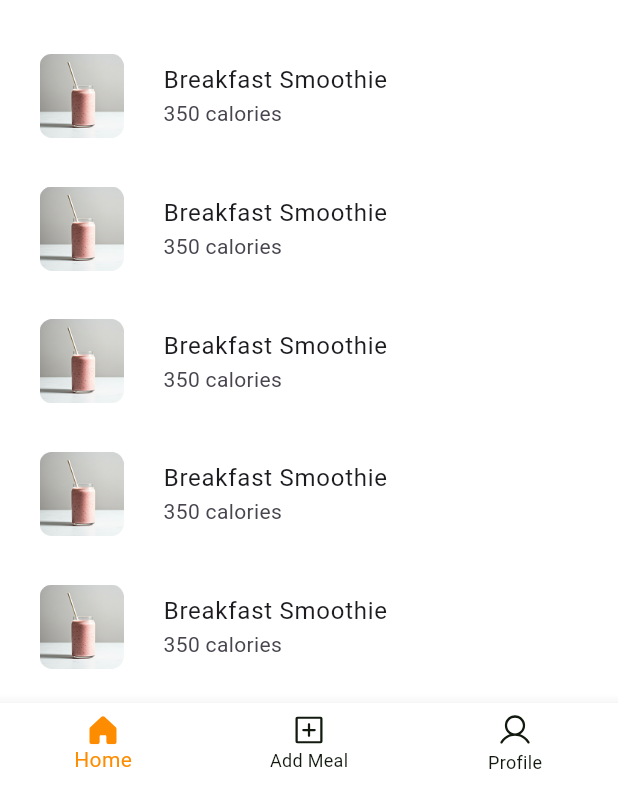
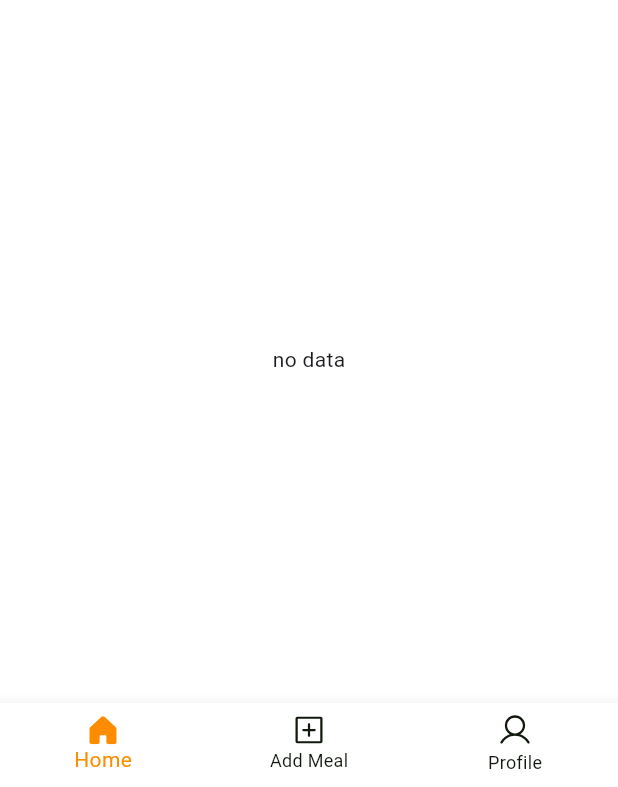
Before and after one commit to MahmoudAhmed121/meals_app2, a Flutter app: the screen it shows after launch, after a tap on "Skip", on a phone screen of 412 x 824 dp, the part 449-1236 px from its top. Run offline on Flutter 3.47's test engine with Material 3 defaults, Android fonts, the phone set to English and light mode, and no system bars; drawn by our look-alikes of carousel_slider, dots_indicator; our stand-ins replace cached_network_image, easy_localization, flutter_screenutil, flutter_svg, lottie, shared_preferences and 1 more; accounts and stored records are empty.

Commit message:
feat: Update dependencies and enhance UI components
- Added new dependencies for cached_network_image, path_provider, and others in pubspec.lock.
- Updated pubspec.yaml to include cached_network_image for image loading.
- Refactored HomeScreen to utilize CachedNetworkImage for meal images.
- Enhanced AddMealScreen with improved UI elements and localization support.
- Updated HomeLayout to reflect new screen structure and navigation.
- Improved meal model with toMap method for better data handling.

```diff
--- a/lib/features/home/data/meal_model.dart
+++ b/lib/features/home/data/meal_model.dart
@@ -6,13 +6,25 @@ class MealModel {
   final String time;
   final double rate;
 
-  MealModel(
-      {required this.name,
-      required this.imageUrl,
-      required this.description,
-      required this.calories,
-      required this.time,
-      required this.rate});
+  MealModel({
+    required this.name,
+    required this.imageUrl,
+    required this.description,
+    required this.calories,
+    required this.time,
+    required this.rate,
+  });
+
+  factory MealModel.fromMap(Map<String, dynamic> map) {
+    return MealModel(
+      name: map['name'],
+      imageUrl: map['imageUrl'],
+      description: map['description'],
+      calories: map['calories'],
+      time: map['time'],
+      rate: map['rate'],
+    );
+  }
 
   Map<String, dynamic> toMap() {
     return {
@@ -24,15 +36,4 @@ class MealModel {
       'rate': rate,
     };
   }
-
-  factory MealModel.fromMap(Map<String, dynamic> map) {
-    return MealModel(
-      name: map['name'],
-      imageUrl: map['imageUrl'],
-      description: map['description'],
-      calories: map['calories'],
-      time: map['time'],
-      rate: map['rate'],
-    );
-  }
 }
--- a/lib/features/home/home_screen.dart
+++ b/lib/features/home/home_screen.dart
@@ -1,9 +1,13 @@
+import 'dart:developer';
+
+import 'package:cached_network_image/cached_network_image.dart';
 import 'package:carousel_slider/carousel_slider.dart';
 import 'package:dots_indicator/dots_indicator.dart';
 import 'package:easy_localization/easy_localization.dart';
 import 'package:flutter/material.dart';
 import 'package:flutter_screenutil/flutter_screenutil.dart';
 import 'package:meals_app/core/app_color.dart';
+import 'package:meals_app/features/home/data/db_helper.dart';
 
 class HomeScreen extends StatefulWidget {
   const HomeScreen({super.key});
@@ -19,7 +23,6 @@ class _HomeScreenState extends State<HomeScreen> {
     'assets/pngs/two.png',
     'assets/pngs/three.png',
   ];
-
 
   @override
   Widget build(BuildContext context) {
@@ -94,22 +97,64 @@ class _HomeScreenState extends State<HomeScreen> {
               ),
             ),
             Expanded(
-              child: ListView.builder(
+              child: FutureBuilder(
+                future: DatabaseHelper.instance.getMeals(),
+                builder: (context, snapshot) {
+                  if (snapshot.connectionState == ConnectionState.waiting) {
+                    log('waiting');
+                    return const Center(child: CircularProgressIndicator());
+                  } else if (snapshot.hasData) {
+                    log('has data');
+                    if (snapshot.data!.isEmpty) {
+                      return Center(child: Text('no data'));
+                    }
+
+                    return ListView.builder(
                       padding: EdgeInsets.symmetric(vertical: 16.w),
-                itemCount: 15,
+                      itemCount: snapshot.data!.length,
                       itemBuilder: (context, index) {
                         return Padding(
                           padding: EdgeInsets.only(bottom: 15.w),
                           child: ListTile(
-                      leading: Image.asset(
+                            leading: ClipRRect(
+                              borderRadius: BorderRadius.circular(12.r),
+                              child: SizedBox(
+                                width: 100.w,
+                                height: 100.h,
+                                child: CachedNetworkImage(
+                                  fit: BoxFit.cover,
+                                  imageUrl: snapshot.data![index].imageUrl,
+                                  placeholder: (context, url) => Container(
+                                    width: 100.w,
+                                    height: 100.h,
+                                    decoration: BoxDecoration(
+                                      color: Colors.grey,
+                                      borderRadius: BorderRadius.circular(12.r),
+                                    ),
+                                  ),
+                                  errorWidget: (context, url, error) =>
+                                      Image.asset(
                                         'assets/pngs/meal.png',
-                        width: 70.w,
-                        height: 70.h,
+                                        width: 100.w,
+                                        height: 100.h,
+                                        fit: BoxFit.cover,
                                       ),
-                      title: Text('Breakfast Smoothie'),
-                      subtitle: Text('350 calories'),
+                                ),
+                              ),
+                            ),
+                            title: Text(snapshot.data![index].name),
+                            subtitle: Text(
+                              '${snapshot.data![index].calories.toString()} calories',
+                            ),
                           ),
                         );
+                      },
+                    );
+                  } else if (snapshot.hasError) {
+                    return Center(child: Text(snapshot.error.toString()));
+                  }
+
+                  return SizedBox();
                 },
               ),
             ),
@@ -119,33 +164,3 @@ class _HomeScreenState extends State<HomeScreen> {
     );
   }
 }
-
-// Row(
-//                       children: [
-//                         Image.asset(
-//                           'assets/pngs/meal.png',
-//                           width: 70.w,
-//                           height: 70.h,
-//                         ),
-//                         SizedBox(width: 15.w),
-//                         Column(
-//                           crossAxisAlignment: CrossAxisAlignment.start,
-//                           children: [
-//                             Text(
-//                               'Breakfast Smoothie',
-//                               style: TextStyle(
-//                                 color: AppColor.secondaryColor,
-//                                 fontSize: 14.sp,
-//                               ),
-//                             ),
-//                             Text(
-//                               '350 calories',
-//                               style: TextStyle(
-//                                 color: AppColor.primaryColor,
-//                                 fontSize: 14.sp,
-//                               ),
-//                             ),
-//                           ],
-//                         ),
-//                       ],
-//                     ),
--- a/lib/features/home_layout/home_layout_screen.dart
+++ b/lib/features/home_layout/home_layout_screen.dart
@@ -1,30 +1,35 @@
 import 'package:flutter/material.dart';
-import 'package:flutter_svg/flutter_svg.dart';
+import 'package:flutter_svg/svg.dart';
 import 'package:meals_app/core/app_color.dart';
 import 'package:meals_app/features/add_meal/add_meal_screen.dart';
 import 'package:meals_app/features/home/home_screen.dart';
 import 'package:meals_app/features/profile/profile_screen.dart';
 
-class HomeLayout extends StatefulWidget {
-  const HomeLayout({super.key});
+class HomeLayoutScreen extends StatefulWidget {
+  const HomeLayoutScreen({super.key});
 
   @override
-  State<HomeLayout> createState() => _HomeLayoutState();
+  State<HomeLayoutScreen> createState() => _HomeLayoutScreenState();
 }
 
-class _HomeLayoutState extends State<HomeLayout> {
+class _HomeLayoutScreenState extends State<HomeLayoutScreen> {
+
+  List<Widget> screens = [
+    const HomeScreen(),
+    const AddMealScreen(),
+    const ProfileScreen(),
+  ];
+
   int currentIndex = 0;
-
-  List<Widget> screens = [HomeScreen(), AddMealScreen(), ProfileScreen()];
-
   @override
   Widget build(BuildContext context) {
     return Scaffold(
       body: screens[currentIndex],
+      backgroundColor: AppColor.backgroundColor,
       bottomNavigationBar: BottomNavigationBar(
         backgroundColor: AppColor.backgroundColor,
+        selectedItemColor: AppColor.primaryColor,
         unselectedItemColor: AppColor.secondaryColor,
-        selectedItemColor: AppColor.primaryColor,
         currentIndex: currentIndex,
         onTap: (index) {
           setState(() {
@@ -33,22 +38,19 @@ class _HomeLayoutState extends State<HomeLayout> {
         },
         items: [
           BottomNavigationBarItem(
-            icon: SvgPicture.asset('assets/svgs/home.svg'),
             label: 'Home',
             activeIcon: SvgPicture.asset('assets/svgs/home_active.svg'),
+            icon: SvgPicture.asset('assets/svgs/home.svg'),
           ),
-
           BottomNavigationBarItem(
+            label: 'Add Meal',
+            activeIcon: SvgPicture.asset('assets/svgs/add_active.svg'),
             icon: SvgPicture.asset('assets/svgs/add.svg'),
-            label: 'Add Meal',
-
-            activeIcon: SvgPicture.asset('assets/svgs/add_active.svg'),
           ),
-
           BottomNavigationBarItem(
-            icon: SvgPicture.asset('assets/svgs/profile.svg'),
             label: 'Profile',
             activeIcon: SvgPicture.asset('assets/svgs/profile_active.svg'),
+            icon: SvgPicture.asset('assets/svgs/profile.svg'),
           ),
         ],
       ),
--- a/lib/features/onboarding/onboarding_screen.dart
+++ b/lib/features/onboarding/onboarding_screen.dart
@@ -5,7 +5,6 @@ import 'package:flutter/material.dart';
 import 'package:flutter_screenutil/flutter_screenutil.dart';
 import 'package:meals_app/core/app_color.dart';
 import 'package:meals_app/core/app_constant.dart';
-import 'package:meals_app/features/home/data/db_helper.dart';
 import 'package:shared_preferences/shared_preferences.dart';
 
 class OnboardingScreen extends StatefulWidget {
@@ -22,18 +21,6 @@ class _OnboardingScreenState extends State<OnboardingScreen> {
     } else {
       context.setLocale(Locale('en'));
     }
-  }
-
-  @override
-  void initState()  {
-    super.initState();
-    getMeals();
-  }
-
-  void getMeals() async {
-    DatabaseHelper databaseHelper = DatabaseHelper.instance;
-    final meals = await databaseHelper.getMeals();
-    debugPrint(meals.toString());
   }
 
   List<String> titles = [
@@ -156,7 +143,7 @@ class _OnboardingScreenState extends State<OnboardingScreen> {
                                 onPressed: () async {
                                   final SharedPreferences prefs =
                                       await SharedPreferences.getInstance();
-                                  await prefs.setBool(ISFIRSTTIME, true);
+                                  await prefs.setBool('isFirstTime', true);
                                   Navigator.pushReplacementNamed(
                                     context,
                                     homeLayout,
@@ -191,7 +178,7 @@ class _OnboardingScreenState extends State<OnboardingScreen> {
                             onTap: () async {
                               final SharedPreferences prefs =
                                   await SharedPreferences.getInstance();
-                              await prefs.setBool(ISFIRSTTIME, true);
+                              await prefs.setBool('isFirstTime', true);
                               Navigator.pushReplacementNamed(
                                 context,
                                 homeLayout,
--- a/lib/features/onboarding/splash_screen.dart
+++ b/lib/features/onboarding/splash_screen.dart
@@ -19,18 +19,18 @@ class _SplashScreenState extends State<SplashScreen> {
     super.initState();
 
     Future.delayed(Duration(seconds: 3), () {
-      checkOnboarding();
+      chechOnboarding();
     });
   }
 
-  Future<void> checkOnboarding() async {
+  void chechOnboarding() async {
     final SharedPreferences prefs = await SharedPreferences.getInstance();
-    final bool isFirstTime = prefs.getBool(ISFIRSTTIME) ?? false;
+    final bool isFirstTime = prefs.getBool('isFirstTime') ?? false;
 
     if (isFirstTime) {
       Navigator.pushReplacementNamed(context, homeLayout);
-    } else {
-      Navigator.pushReplacementNamed(context, onboarding);
+    }else{
+       Navigator.pushReplacementNamed(context, onboarding);
     }
   }
 
--- a/lib/main.dart
+++ b/lib/main.dart
@@ -4,15 +4,17 @@ import 'package:flutter_screenutil/flutter_screenutil.dart';
 import 'package:meals_app/core/app_constant.dart';
 import 'package:meals_app/features/home/data/db_helper.dart';
 import 'package:meals_app/features/home/data/meal_model.dart';
-import 'package:meals_app/features/home/home_screen.dart';
 import 'package:meals_app/features/home_layout/home_layout_screen.dart';
 import 'package:meals_app/features/onboarding/onboarding_screen.dart';
 import 'package:meals_app/features/onboarding/splash_screen.dart';
-import 'package:sqflite/sqflite.dart';
 
 void main() async {
   WidgetsFlutterBinding.ensureInitialized();
   await EasyLocalization.ensureInitialized();
+
+
+
+
   runApp(
     EasyLocalization(
       supportedLocales: [Locale('en'), Locale('ar')],
@@ -41,8 +43,8 @@ class MyApp extends StatelessWidget {
           initialRoute: "/",
           routes: {
             splash: (_) => SplashScreen(),
-            homeLayout: (_) => HomeLayout(),
             onboarding: (_) => OnboardingScreen(),
+            homeLayout: (_) => HomeLayoutScreen(),
           },
         );
       },
--- a/pubspec.yaml
+++ b/pubspec.yaml
@@ -43,6 +43,7 @@ dependencies:
   flutter_svg: ^2.2.0
   sqflite: ^2.4.2
   path: ^1.9.1
+  cached_network_image: ^3.4.1
 
 dev_dependencies:
   flutter_test:
```
Also changed, not shown: lib/features/add_meal/add_meal_screen.dart (+44 -4 lines), pubspec.lock. Lines whose indentation alone changed are shown as unchanged.
